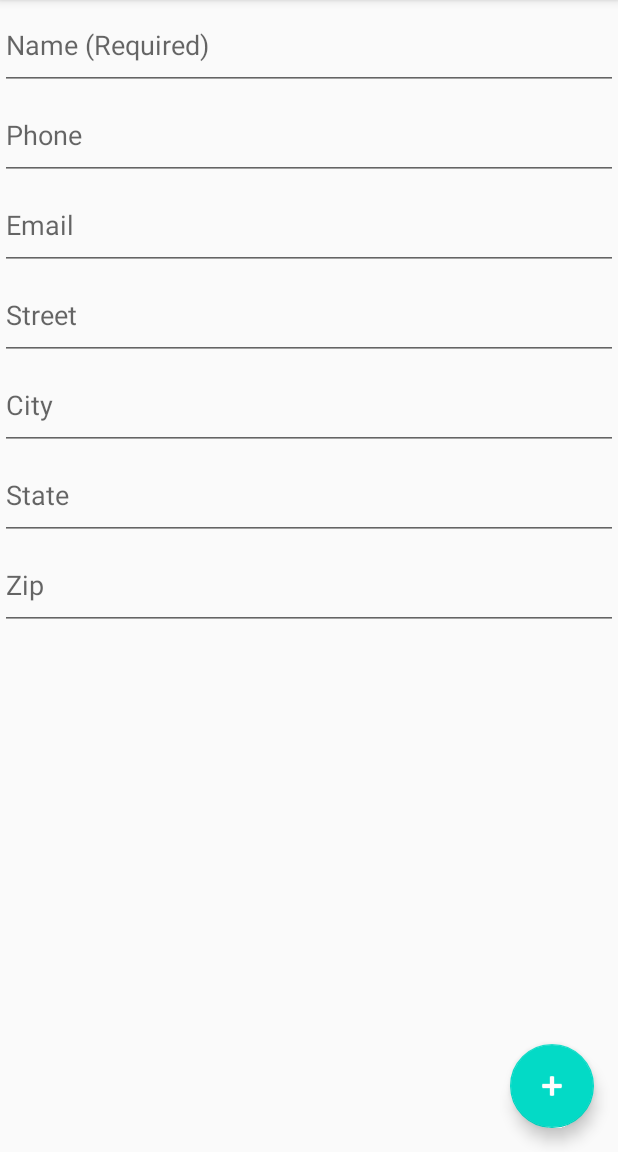
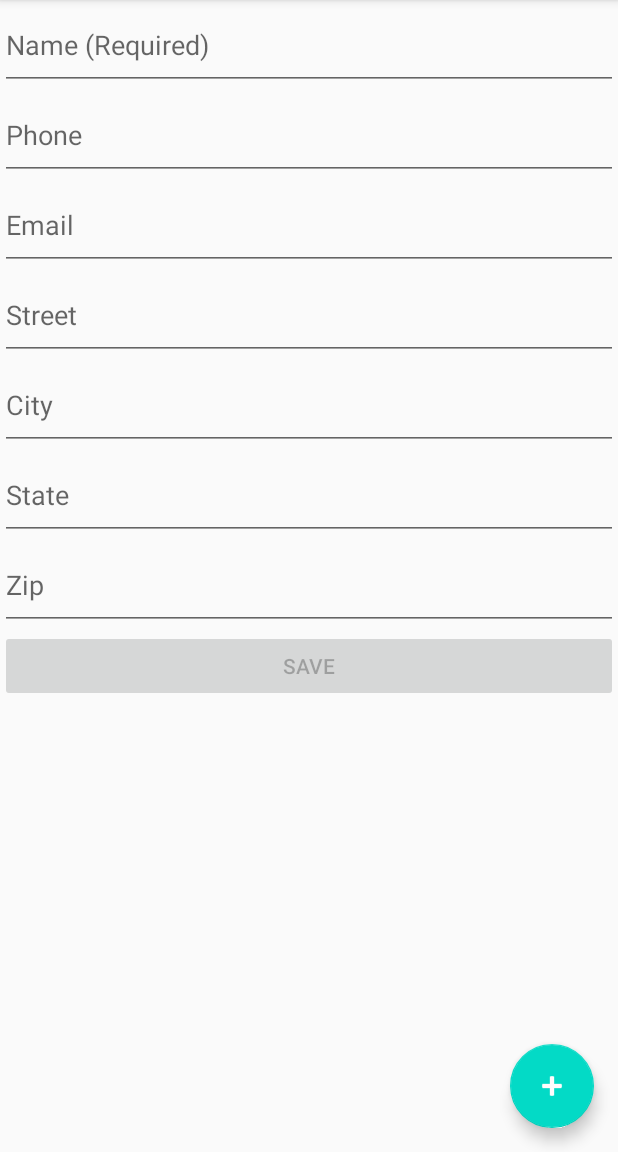
Before and after one commit to sasha007k/AddressBook, an Android app: the SecondFragment screen opened through its navigation route, on a phone screen of 412 x 824 dp, the part 84-1236 px from its top. Run offline under Robolectric (Android 15) with nearby library versions, the phone set to English and light mode, and no system bars; 1 statement that could not run was skipped.

Commit message:
add save contact

```diff
--- a/app/src/main/res/layout/fragment_second.xml
+++ b/app/src/main/res/layout/fragment_second.xml
@@ -17,6 +17,8 @@
             android:layout_height="60dp"
             android:ems="10"
             android:hint="Name (Required)"
+
+
             android:inputType="textPersonName" />
 
         <EditText
@@ -67,5 +69,12 @@
             android:inputType="number"
             android:hint="Zip"/>
 
+        <Button
+            android:id="@+id/button"
+            android:layout_width="match_parent"
+            android:layout_height="wrap_content"
+            android:text="Save"
+            android:onClick="Save" />
+
     </LinearLayout>
 </androidx.constraintlayout.widget.ConstraintLayout>
```
Also changed, not shown: app/src/main/java/com/example/addressbook/SecondFragment.java (+74 -9 lines).
